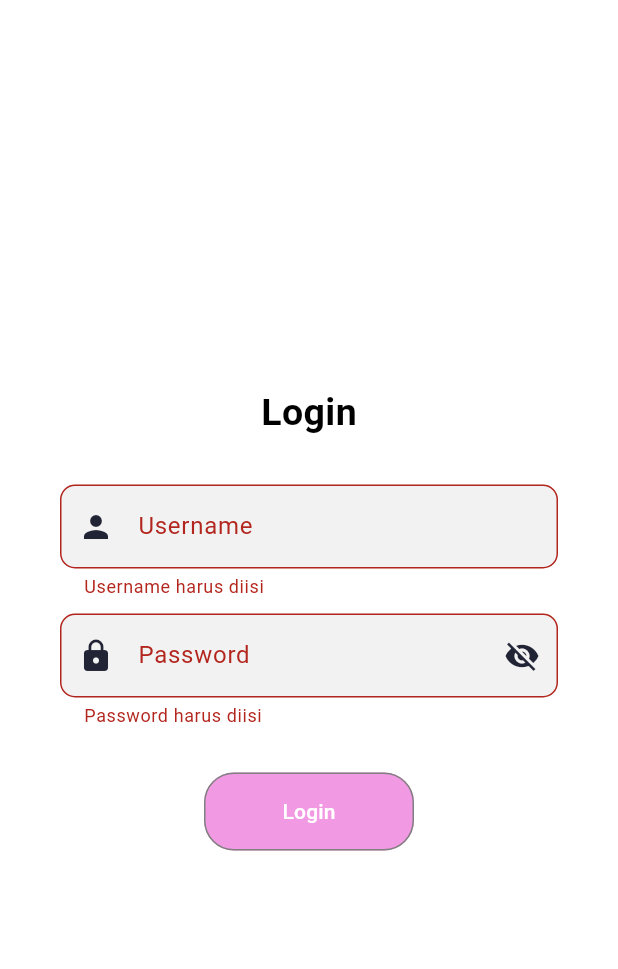
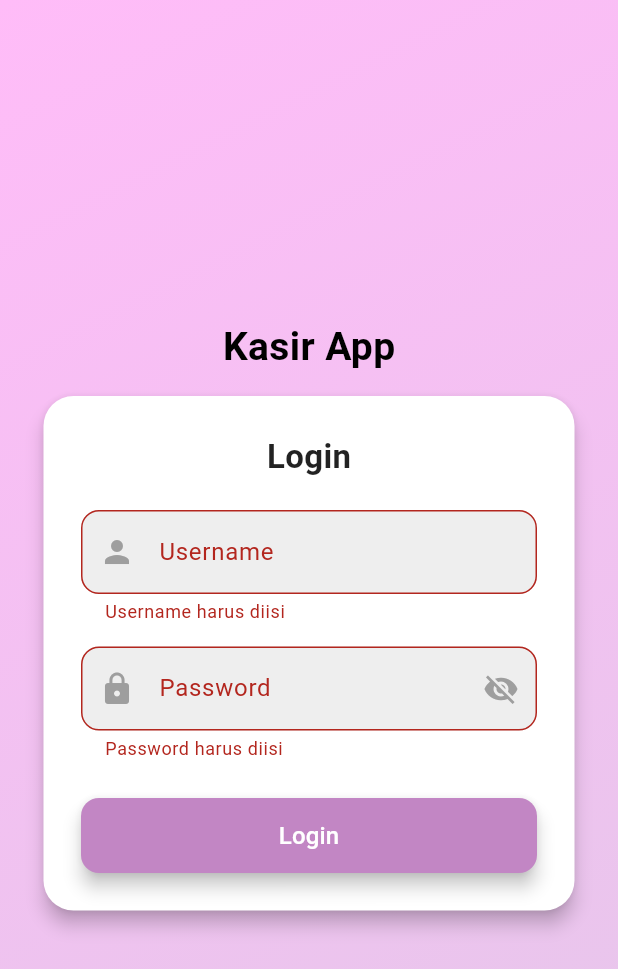
Before and after one commit to indinovia/ukk_2025, a Flutter app: the screen it shows after launch, after a tap on "Login", on a phone screen of 412 x 824 dp. Shown: the top 969 px of the screen. Run offline on Flutter 3.47's test engine with Material 3 defaults, Android fonts, the phone set to English and light mode, and no system bars; our stand-ins replace supabase_flutter; accounts and stored records are empty.

Commit message:
crud user

```diff
--- a/lib/login_form.dart
+++ b/lib/login_form.dart
@@ -12,29 +12,10 @@ class LoginPage extends StatefulWidget {
 class _LoginPageState extends State<LoginPage> {
   final _usernameController = TextEditingController();
   final _passwordController = TextEditingController();
-  bool _isObscured =
-      true; //jika true, maka password akan terprivasi lebih dahulu sebelum dipencet  matanya
-
-  final _formKey =
-      GlobalKey<FormState>(); // untuk mengelola dan memvalidasi formulir
+  bool _isObscured = true;
+  final _formKey = GlobalKey<FormState>();
   String? _usernameError;
   String? _passwordError;
-
-  String? _validateUsername(String? value) {
-    // menambah validasi pada bagian username, jika username kosong atau tidak diisi maka akan muncul tulisan username tidak boleh kosng
-    if (value == null || value.trim().isEmpty) {
-      return 'Username harus diisi';
-    }
-    return null;
-  }
-
-  String? _validatePassword(String? value) {
-    //sama seperti username
-    if (value == null || value.trim().isEmpty) {
-      return 'Password harus diisi';
-    }
-    return null;
-  }
 
   Future<void> _login() async {
     setState(() {
@@ -57,7 +38,6 @@ class _LoginPageState extends State<LoginPage> {
           .maybeSingle();
 
       if (userResponse == null) {
-        //validasi jika salah memasukkan username
         setState(() {
           _usernameError = 'Username tidak ditemukan';
         });
@@ -65,7 +45,6 @@ class _LoginPageState extends State<LoginPage> {
       }
 
       if (userResponse['password'] != password) {
-        //validasi jika salah memasukkan password
         setState(() {
           _passwordError = 'Password salah';
         });
@@ -76,24 +55,18 @@ class _LoginPageState extends State<LoginPage> {
       final userName = userResponse['username'] as String;
 
       ScaffoldMessenger.of(context).showSnackBar(
-        // untuk menampilkan snackbar saat sudah berhasil login menggunakan username dan password yang benar
         SnackBar(
           content: Text('Login Berhasil. Selamat datang, $userName!'),
-          duration: Duration(
-              seconds:
-                  1), //waktu snackbar menampilkan keterangan login berhasil di bawah
+          duration: Duration(seconds: 1),
         ),
       );
 
-      await Future.delayed(Duration(
-          seconds:
-              1)); //waktu saat akan memasuki halaman pertama saat baru dipencet login
+      await Future.delayed(Duration(seconds: 1));
 
       Navigator.pushReplacement(
         context,
         MaterialPageRoute(
           builder: (context) => HomeScreen(
-            // untuk navigasi ke halaman lain yaitu halaman home dengan class HomeScreen
             userId: userId,
             username: userName,
           ),
@@ -109,63 +82,85 @@ class _LoginPageState extends State<LoginPage> {
   @override
   Widget build(BuildContext context) {
     return Scaffold(
-      backgroundColor: Color(0xffffffff),
-      body: Form(
+      body: Container(
+        decoration: BoxDecoration(
+          gradient: LinearGradient(
+            colors: [Color(0xffffbcf8), const Color.fromARGB(255, 229, 199, 234)], // Gradient cantik
+            begin: Alignment.topLeft,
+            end: Alignment.bottomRight,
+          ),
+        ),
+        child: Center(
+          child: SingleChildScrollView(
+            padding: EdgeInsets.symmetric(horizontal: 25, vertical: 40),
+            child: Column(
+              mainAxisSize: MainAxisSize.min,
+              children: [
+                Text(
+                  "Kasir App",
+                  style: TextStyle(
+                    fontSize: 26,
+                    fontWeight: FontWeight.bold,
+                    color: const Color.fromARGB(255, 0, 0, 0),
+                  ),
+                ),
+                SizedBox(height: 10),
+                Card(
+                  shape: RoundedRectangleBorder(
+                    borderRadius: BorderRadius.circular(20),
+                  ),
+                  elevation: 5,
+                  color: Colors.white,
+                  child: Padding(
+                    padding: EdgeInsets.all(25),
+                    child: Form(
                       key: _formKey,
-        child: Padding(
-          padding: EdgeInsets.all(20),
                       child: Column(
-            mainAxisAlignment: MainAxisAlignment.center,
-            crossAxisAlignment: CrossAxisAlignment.center,
-            mainAxisSize: MainAxisSize.max,
                         children: [
-              Padding(
-                padding: EdgeInsets.only(bottom: 30),
-                child: Text(
+                          Text(
                             "Login",
                             style: TextStyle(
-                    fontWeight: FontWeight.w600,
-                    fontSize: 25,
-                    color: Color(0xff000000),
+                              fontSize: 22,
+                              fontWeight: FontWeight.bold,
+                              color: Colors.black87,
                             ),
                           ),
-              ),
-              Padding(
-                padding: EdgeInsets.symmetric(horizontal: 20),
-                child: TextFormField(
+                          SizedBox(height: 20),
+                          TextFormField(
                             controller: _usernameController,
-                  validator: _validateUsername,
+                            validator: (value) =>
+                                value!.isEmpty ? 'Username harus diisi' : null,
                             decoration: InputDecoration(
                               labelText: "Username",
-                    hintText: "Masukkan username",
+                              filled: true,
+                              fillColor: Colors.grey[200],
                               border: OutlineInputBorder(
-                        borderRadius: BorderRadius.circular(10.0)),
-                    filled: true,
-                    fillColor: Color(0xfff2f2f3),
-                    prefixIcon: Icon(Icons.person, color: Color(0xff212435)),
+                                borderRadius: BorderRadius.circular(12),
+                              ),
+                              prefixIcon: Icon(Icons.person, color: Colors.grey),
                               errorText: _usernameError,
                             ),
                           ),
-              ),
-              Padding(
-                padding: EdgeInsets.symmetric(vertical: 10, horizontal: 20),
-                child: TextFormField(
+                          SizedBox(height: 15),
+                          TextFormField(
                             controller: _passwordController,
-                  validator: _validatePassword, //menampilkan validator
-                  obscureText:
-                      _isObscured, // menampilkan tanda bulat untuk privasi password, supaya tidak terlihat saat mengetik
+                            validator: (value) =>
+                                value!.isEmpty ? 'Password harus diisi' : null,
+                            obscureText: _isObscured,
                             decoration: InputDecoration(
                               labelText: "Password",
-                    hintText: "Masukkan password",
+                              filled: true,
+                              fillColor: Colors.grey[200],
                               border: OutlineInputBorder(
-                        borderRadius: BorderRadius.circular(10.0)),
-                    filled: true,
-                    fillColor: Color(0xfff2f2f3),
-                    prefixIcon: Icon(Icons.lock, color: Color(0xff212435)),
+                                borderRadius: BorderRadius.circular(12),
+                              ),
+                              prefixIcon: Icon(Icons.lock, color: Colors.grey),
                               suffixIcon: IconButton(
                                 icon: Icon(
-                        _isObscured ? Icons.visibility_off : Icons.visibility,
-                        color: Color(0xff212435),
+                                  _isObscured
+                                      ? Icons.visibility_off
+                                      : Icons.visibility,
+                                  color: Colors.grey,
                                 ),
                                 onPressed: () {
                                   setState(() {
@@ -176,31 +171,35 @@ class _LoginPageState extends State<LoginPage> {
                               errorText: _passwordError,
                             ),
                           ),
+                          SizedBox(height: 25),
+                          SizedBox(
+                            width: double.infinity,
+                            height: 50,
+                            child: ElevatedButton(
+                              onPressed: _login,
+                              style: ElevatedButton.styleFrom(
+                                backgroundColor: Color.fromARGB(255, 194, 134, 196), // Warna keren
+                                shape: RoundedRectangleBorder(
+                                  borderRadius: BorderRadius.circular(12),
                                 ),
-              Padding(
-                padding: EdgeInsets.only(top: 20),
-                child: MaterialButton(
-                  onPressed: _login,
-                  color: Color.fromARGB(255, 241, 153, 226),
-                  elevation: 0,
-                  shape: RoundedRectangleBorder(
-                    borderRadius: BorderRadius.circular(20.0),
-                    side: BorderSide(color: Color(0xff808080), width: 1),
+                                elevation: 5,
                               ),
-                  padding: EdgeInsets.all(16),
                               child: Text(
                                 "Login",
-                    style: TextStyle(fontSize: 14, fontWeight: FontWeight.w500),
+                                style: TextStyle(fontSize: 16, color: Colors.white),
                               ),
-                  textColor: Color(0xffffffff),
-                  height: 40,
-                  minWidth: 140,
                             ),
                           ),
                         ],
                       ),
                     ),
                   ),
+                ),
+              ],
+            ),
+          ),
+        ),
+      ),
     );
   }
 }
```
Lines whose indentation alone changed are shown as unchanged.
